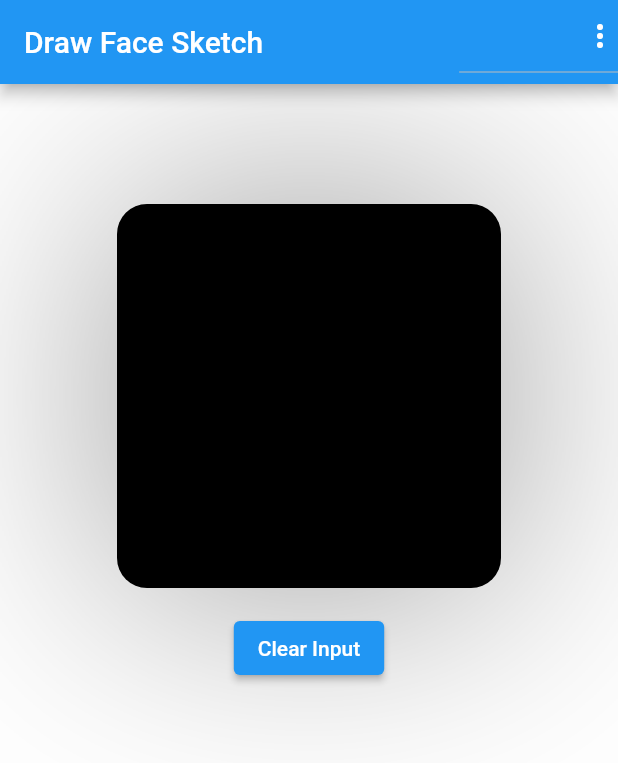
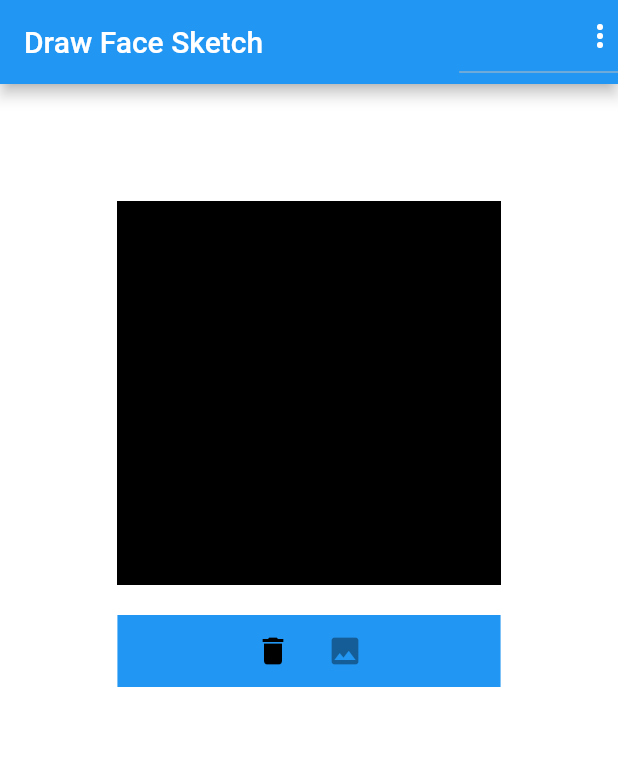
Before and after one commit to offfahad/human-face-sketch-to-real, a Flutter app: the screen it shows once a user with an empty profile is signed in, on a phone screen of 412 x 824 dp. Shown: the top 763 px of the screen. Run offline on Flutter 3.47's test engine with Material 2 defaults, Android fonts, the light colour scheme and no system bars; our stand-ins replace cloud_firestore, firebase_auth, splashscreen; accounts and stored records are empty.

Commit message:
buttons-adding

```diff
--- a/Frontend/fyp_face_generator/lib/screens/home.dart
+++ b/Frontend/fyp_face_generator/lib/screens/home.dart
@@ -128,7 +128,7 @@ class _HomeState extends State<Home> {
               mainAxisAlignment: MainAxisAlignment.center,
               children: [
                 Padding(
-                    padding: EdgeInsets.all(8.0),
+                    padding: EdgeInsets.only(bottom: 20),
                     child: Container(
                       width: 256,
                       height: 256,
@@ -138,7 +138,7 @@ class _HomeState extends State<Home> {
                           ),
                           boxShadow: [
                             BoxShadow(
-                                color: Colors.black.withOpacity(0.4),
+                                color: Colors.black.withOpacity(0.0),
                                 blurRadius: 510,
                                 spreadRadius: 1)
                           ]),
@@ -151,7 +151,7 @@ class _HomeState extends State<Home> {
                                   ..strokeCap = StrokeCap.round
                                   ..isAntiAlias = true
                                   ..color = Colors.white
-                                  ..strokeWidth = 2.0));
+                                  ..strokeWidth = 1.0));
                           });
                         },
                         onPanUpdate: (details) {
@@ -175,23 +175,43 @@ class _HomeState extends State<Home> {
                         },
                         child: SizedBox.expand(
                             child: ClipRRect(
-                          borderRadius: BorderRadius.all(Radius.circular(20)),
+                          borderRadius: BorderRadius.all(Radius.circular(0)),
                           child: CustomPaint(
                             painter: MyCustomPainter(points: points),
                           ),
                         )),
                       ),
                     )),
-                Padding(
-                    padding: EdgeInsets.all(8.0),
-                    child: ElevatedButton(
-                      onPressed: () {
-                        setState(() {
-                          points.clear();
-                        });
-                      },
-                      child: Text('Clear Input'),
-                    )),
+                // Padding(
+                //     padding: EdgeInsets.all(8.0),
+                //     child: ElevatedButton(
+                //       onPressed: () {
+                //         setState(() {
+                //           points.clear();
+                //         });
+                //       },
+                //       child: Text('Clear Input'),
+                //     )),
+                Container(
+                  width: MediaQuery.of(context).size.width*0.62,
+                  decoration: BoxDecoration(
+                    color: Theme.of(context).primaryColor,
+                    borderRadius: BorderRadius.all(Radius.circular(0),),
+                  ),
+                  child: Row(
+                    mainAxisAlignment: MainAxisAlignment.center,
+                    children: [
+                      IconButton(
+                        icon: Icon(Icons.delete, color: Colors.black,),
+                        onPressed: (){
+                          this.setState(() {
+                            points.clear();
+                          });
+                        }),
+                        IconButton(icon: Icon(Icons.image), onPressed: null)
+                    ],
+                  ),
+                ),
                 Padding(
                   padding: EdgeInsets.symmetric(vertical: 16.0),
                   child: Container(
```
